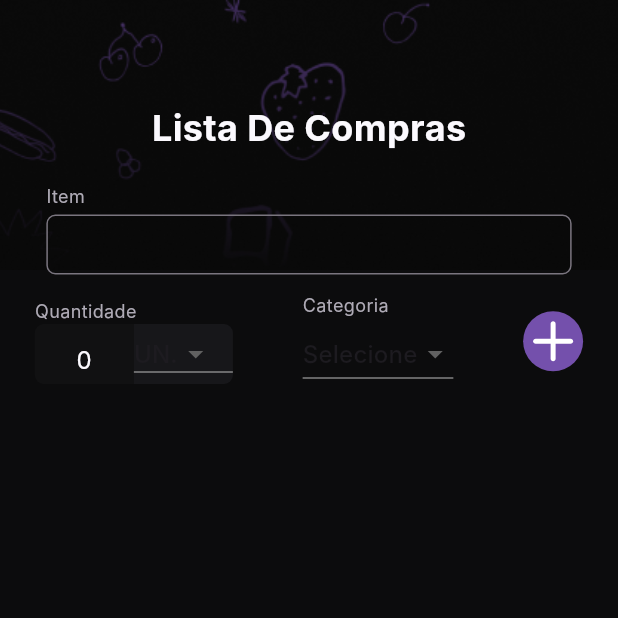
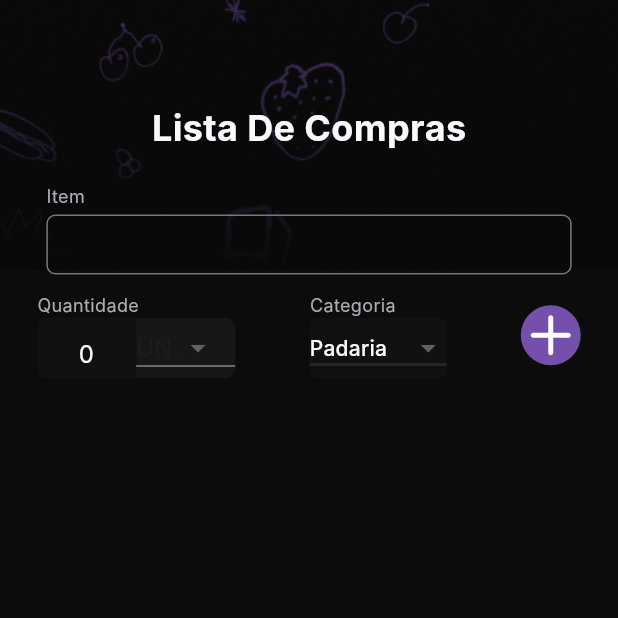
Before and after one commit to mozart-rue/buylist, a Flutter app: the screen it shows after launch, on a phone screen of 412 x 824 dp, the top half of it. Run offline on Flutter 3.47's test engine with Material 2 defaults, Android fonts, the light colour scheme and no system bars; our stand-ins replace flutter_svg; Roboto replaces fonts that are missing (Inter).

Commit message:
feat: stilized component dropdown

```diff
--- a/lib/components/category_selector.dart
+++ b/lib/components/category_selector.dart
@@ -9,7 +9,7 @@ class CategorySelector extends StatefulWidget {
 }
 
 class _CategorySelectorState extends State<CategorySelector> {
-  List<String> list = ['Selecione', 'Padaria', 'Legume', 'Carne', 'Fruta', 'Bebida'];
+  List<String> list = ['Padaria', 'Legume', 'Carne', 'Fruta', 'Bebida'];
   String? dropDownValue;
 
   @override
@@ -24,19 +24,46 @@ class _CategorySelectorState extends State<CategorySelector> {
             fontSize: 12,
           ),
         ),
-        DropdownButton(
+        Container(
+          height: 40,
+          decoration: BoxDecoration(
+            color: gray_500,
+            borderRadius: BorderRadius.circular(6),
+          ),
+          child: DropdownButton(
             value: dropDownValue ?? list.first,
             onChanged: (value) {
               setState(() {
                 dropDownValue = value!;
               });
             },
+            underline: Container(
+              decoration: BoxDecoration(
+                border: Border.all(color: gray_300),
+                color: gray_400,
+              ),
+            ),
+            dropdownColor: gray_400,
+            hint: const Text(
+              'Selecione',
+              style: TextStyle(
+                color: gray_200,
+                fontSize: 14,
+              ),
+            ),
             items: list.map<DropdownMenuItem<String>>((String value) {
               return DropdownMenuItem<String>(
                 value: value,
-              child: Text(value),
+                child: Text(
+                  value,
+                  style: const TextStyle(
+                    color: gray_100,
+                    fontSize: 14,
+                  ),
+                ),
               );
             }).toList(),
+          ),
         ),
       ],
     );
```
Lines whose indentation alone changed are shown as unchanged.
